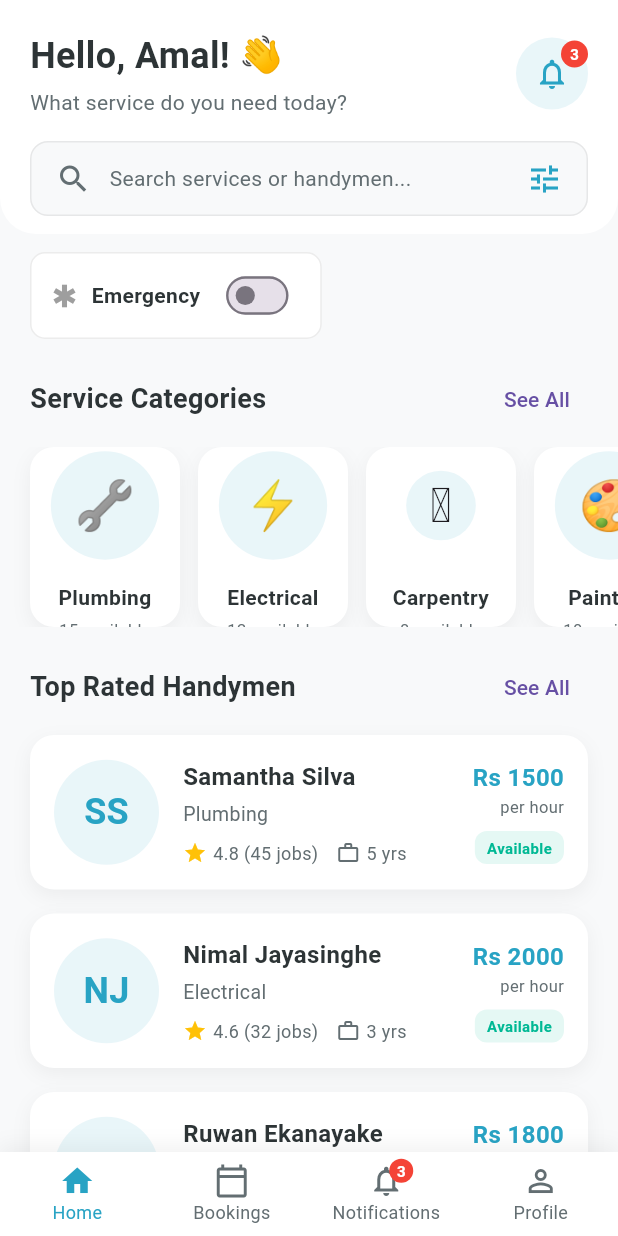
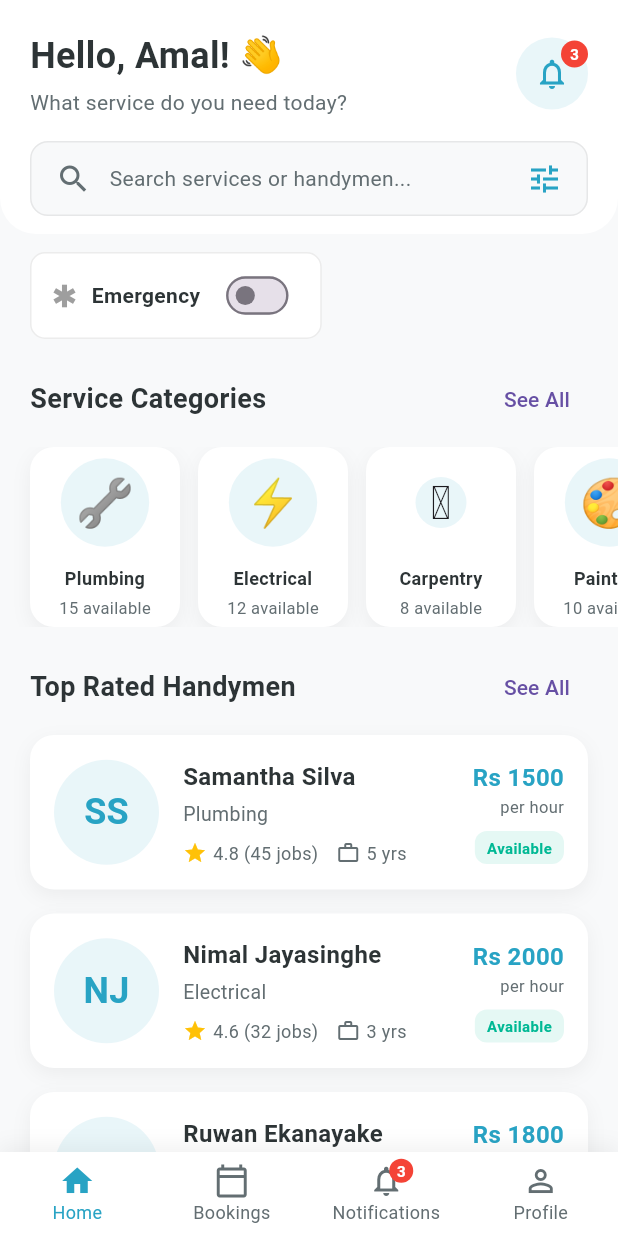
Before and after one commit to Dhanu45-sketch/fixit-app, a Flutter app: the CustomerHomeScreen screen opened directly, on a phone screen of 412 x 824 dp. Run offline on Flutter 3.47's test engine with Material 3 defaults, Android fonts, the phone set to English and light mode, and no system bars.

Commit message:
overflow errors fixed

```diff
--- a/lib/screens/profile/profile_screen.dart
+++ b/lib/screens/profile/profile_screen.dart
@@ -1,14 +1,3 @@
-// ==========================================
-// FILE: lib/screens/profile/profile_screen.dart
-// ==========================================
-import 'package:flutter/material.dart';
-import '../../utils/colors.dart';
-import '../../widgets/custom_button.dart';
-import 'edit_profile_screen.dart';
-import '../auth/login_screen.dart';
-
-
-
 // ==========================================
 // FILE: lib/screens/profile/profile_screen.dart
 // FIXED VERSION - No overflow in header
@@ -51,7 +40,7 @@ class ProfileScreen extends StatelessWidget {
                   child: Column(
                     mainAxisAlignment: MainAxisAlignment.center,
                     children: [
-                      const SizedBox(height: 50),
+                      const SizedBox(height: 40),
                       CircleAvatar(
                         radius: 50,
                         backgroundColor: Colors.white,
--- a/lib/widgets/category_card.dart
+++ b/lib/widgets/category_card.dart
@@ -51,27 +51,27 @@ class CategoryCard extends StatelessWidget {
           mainAxisAlignment: MainAxisAlignment.center,
           children: [
             Container(
-              padding: const EdgeInsets.all(16),
+              padding: const EdgeInsets.all(10),
               decoration: BoxDecoration(
                 color: AppColors.primary.withOpacity(0.1),
                 shape: BoxShape.circle,
               ),
               child: Text(
                 _getIconForCategory(category.name),
-                style: const TextStyle(fontSize: 32),
+                style: const TextStyle(fontSize: 31),
               ),
             ),
-            const SizedBox(height: 12),
+            const SizedBox(height: 10),
             Text(
               category.name,
               style: const TextStyle(
-                fontSize: 14,
+                fontSize: 12,
                 fontWeight: FontWeight.w600,
                 color: AppColors.textDark,
               ),
               textAlign: TextAlign.center,
             ),
-            const SizedBox(height: 4),
+            const SizedBox(height: 3),
             Text(
               '${category.handymenCount} available',
               style: const TextStyle(
```
Also changed, not shown: lib/screens/home/customer_home_screen.dart (+1 -48 lines).
